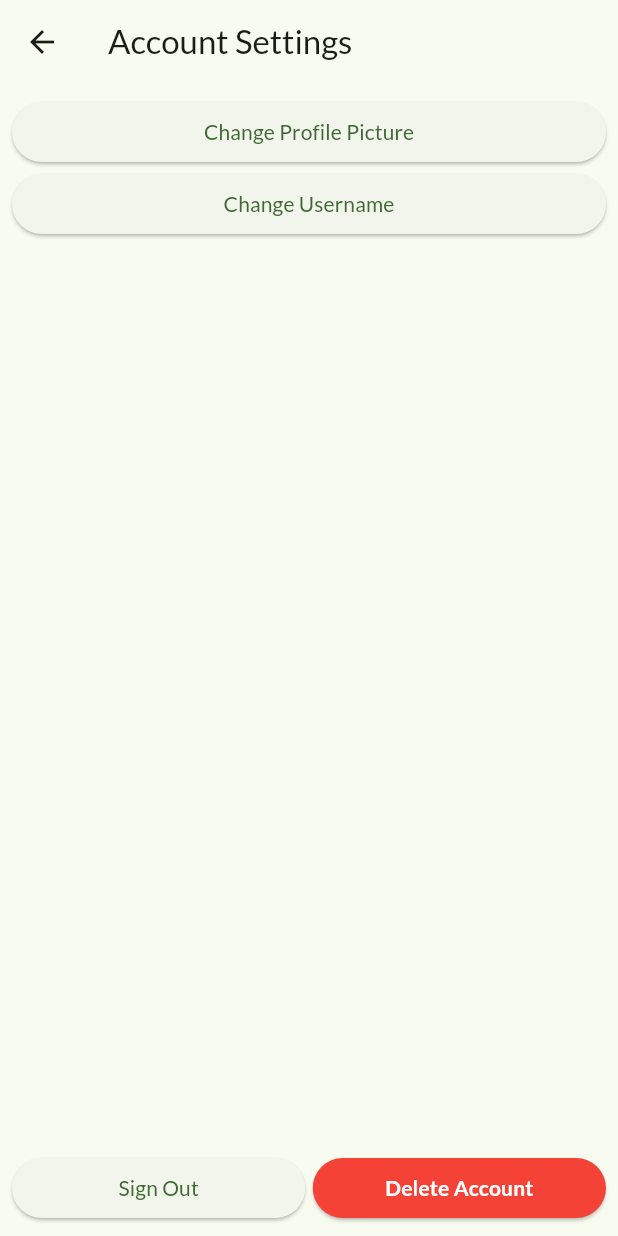
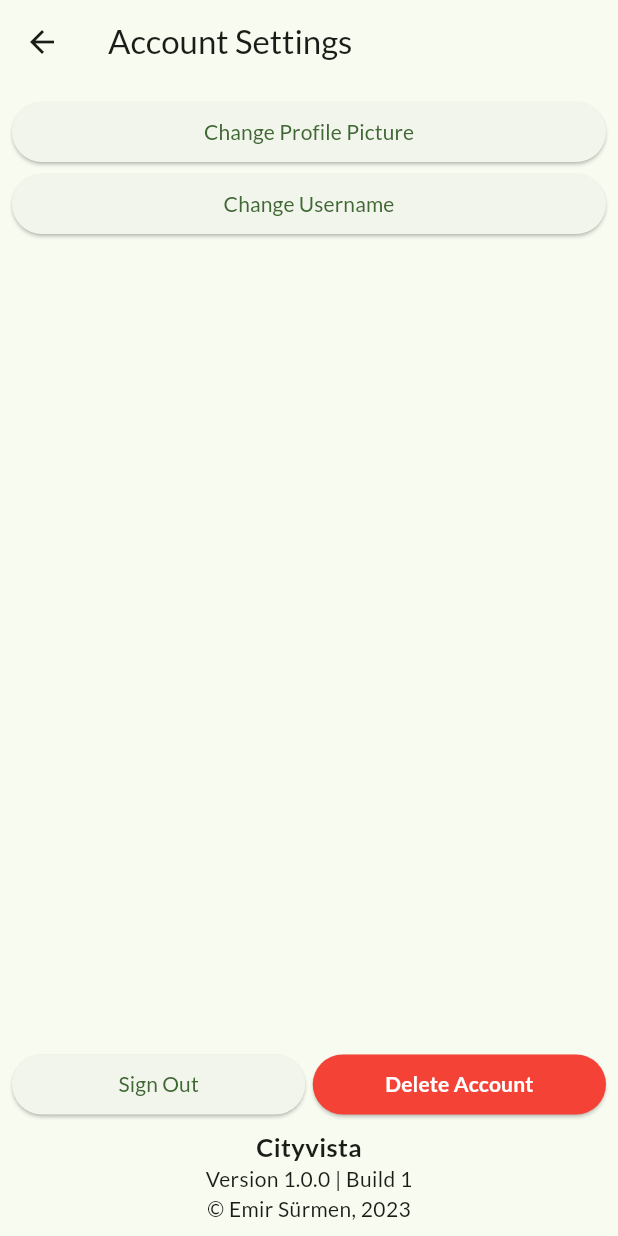
Before and after one commit to mrsrmn/cityvista, a Flutter app: the AccountSettings screen opened directly, on a phone screen of 412 x 824 dp. Run offline on Flutter 3.47's test engine with Material 2 defaults, Android fonts, the phone set to English and light mode, and no system bars; our stand-ins replace bloc, cached_network_image, cloud_firestore, firebase_auth, firebase_core, firebase_storage and 12 more; missing offline and left inert: app_settings, country_dial_code, location_picker_flutter_map; accounts and stored records are empty; generated files the repository leaves out were written again; project files that could hold a hidden picture were left out.

Commit message:
add app about thing

```diff
--- a/lib/pages/main/account_page/account_settings.dart
+++ b/lib/pages/main/account_page/account_settings.dart
@@ -7,6 +7,7 @@ import 'package:cityvista/widgets/home_screen/account_page/account_settings/sign
 
 import 'package:firebase_auth/firebase_auth.dart';
 import 'package:firebase_storage/firebase_storage.dart';
+import 'package:package_info_plus/package_info_plus.dart';
 
 class AccountSettings extends StatelessWidget {
   final User user = FirebaseAuth.instance.currentUser!;
@@ -30,7 +31,10 @@ class AccountSettings extends StatelessWidget {
               child: SafeArea(
                 child: Align(
                   alignment: Alignment.bottomCenter,
-                  child: Row(
+                  child: Column(
+                    mainAxisAlignment: MainAxisAlignment.end,
+                    children: [
+                      Row(
                         mainAxisSize: MainAxisSize.max,
                         children: [
                           const SignOut(),
@@ -52,6 +56,33 @@ class AccountSettings extends StatelessWidget {
                           ),
                         ],
                       ),
+                      const SizedBox(height: 5),
+                      FutureBuilder(
+                        future: PackageInfo.fromPlatform(),
+                        builder: (BuildContext context, AsyncSnapshot<PackageInfo> snapshot) {
+                          if (snapshot.connectionState != ConnectionState.done) {
+                            return const Text("Loading App Info...");
+                          }
+
+                          PackageInfo info = snapshot.data!;
+
+                          return Column(
+                            children: [
+                              const Text(
+                                "Cityvista",
+                                style: TextStyle(
+                                  fontWeight: FontWeight.bold,
+                                  fontSize: 17
+                                )
+                              ),
+                              Text("Version ${info.version} | Build ${info.buildNumber}"),
+                              const Text("© Emir Sürmen, 2023")
+                            ],
+                          );
+                        },
+                      ),
+                    ],
+                  ),
                 ),
               ),
             )
--- a/pubspec.yaml
+++ b/pubspec.yaml
@@ -58,6 +58,7 @@ dependencies:
   intl: ^0.18.1
   uuid: ^3.0.7
   image_cropper: ^5.0.0
+  package_info_plus: ^4.1.0
 
 dev_dependencies:
   flutter_test:
```
Also changed, not shown: pubspec.lock, 1 other file. Lines whose indentation alone changed are shown as unchanged.
